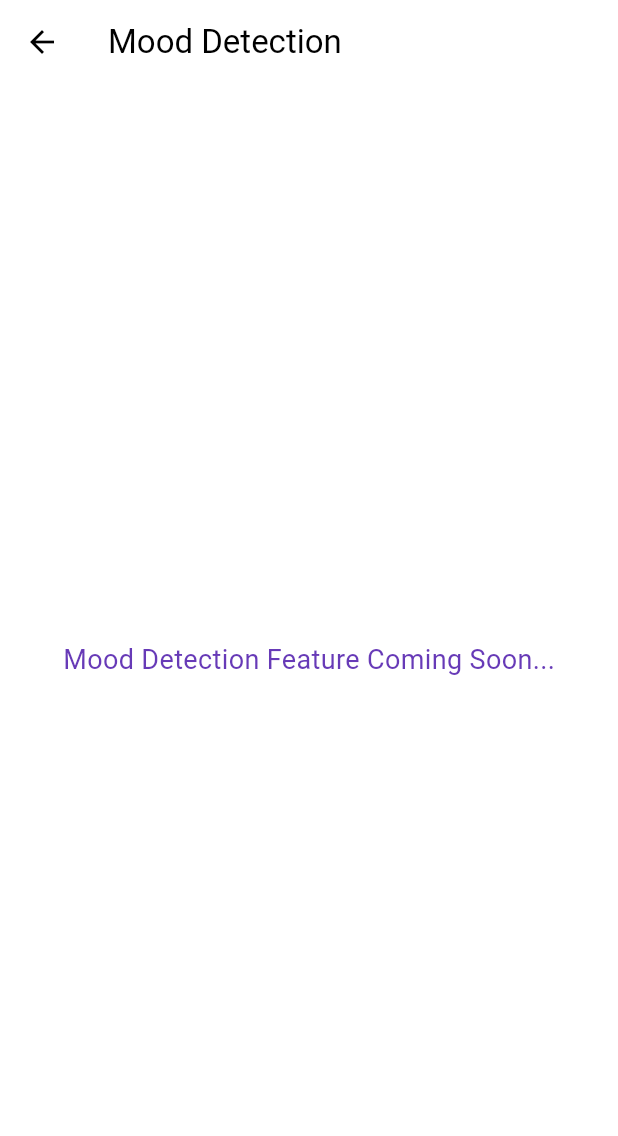
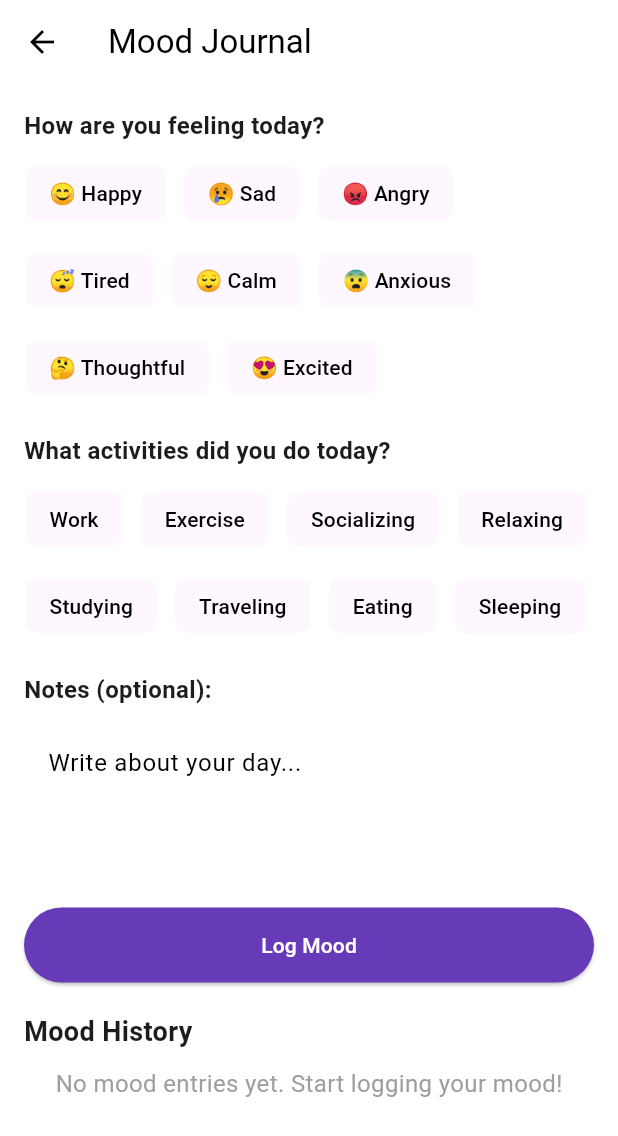
Before and after one commit to Benson-62/aidoc, a Flutter app: the MoodDetectionPage screen opened directly, on a phone screen of 412 x 824 dp. Shown: the top 1136 px of the screen. Run offline on Flutter 3.47's test engine with Material 3 defaults, Android fonts, the phone set to English and light mode, and no system bars; our stand-ins replace image_picker, table_calendar; missing offline and left inert: dialog_flowtter.

Commit message:
Mood detection

```diff
--- a/flutter-dialogflow-master/flutter-dialogflow-master/lib/main.dart
+++ b/flutter-dialogflow-master/flutter-dialogflow-master/lib/main.dart
@@ -1554,14 +1554,212 @@ class DiseaseDiagnosisPage extends StatelessWidget {
 }
 
 // Mood Detection Page (unchanged)
-class MoodDetectionPage extends StatelessWidget {
+class MoodDetectionPage extends StatefulWidget {
+  @override
+  _MoodDetectionPageState createState() => _MoodDetectionPageState();
+}
+
+class _MoodDetectionPageState extends State<MoodDetectionPage> {
+  final List<String> _moodOptions = [
+    '😊 Happy',
+    '😢 Sad',
+    '😡 Angry',
+    '😴 Tired',
+    '😌 Calm',
+    '😨 Anxious',
+    '🤔 Thoughtful',
+    '😍 Excited',
+  ];
+
+  final List<String> _activities = [
+    'Work',
+    'Exercise',
+    'Socializing',
+    'Relaxing',
+    'Studying',
+    'Traveling',
+    'Eating',
+    'Sleeping',
+  ];
+
+  String? _selectedMood;
+  final List<String> _selectedActivities = [];
+  final TextEditingController _notesController = TextEditingController();
+  final Map<DateTime, Map<String, dynamic>> _moodEntries = {};
+
+  void _logMood() async {
+    if (_selectedMood == null) {
+      ScaffoldMessenger.of(context).showSnackBar(
+        SnackBar(content: Text("Please select a mood before saving.")),
+      );
+      return;
+    }
+
+    final DateTime now = DateTime.now();
+    setState(() {
+      _moodEntries[now] = {
+        'mood': _selectedMood,
+        'activities': List.from(_selectedActivities),
+        'notes': _notesController.text,
+      };
+    });
+
+    // Clear the form after logging
+    _selectedMood = null;
+    _selectedActivities.clear();
+    _notesController.clear();
+
+    ScaffoldMessenger.of(context).showSnackBar(
+      SnackBar(content: Text("Mood logged successfully!")),
+    );
+  }
+
+  Widget _buildMoodSelector() {
+    return Column(
+      crossAxisAlignment: CrossAxisAlignment.start,
+      children: [
+        Text("How are you feeling today?",
+            style: TextStyle(fontSize: 16, fontWeight: FontWeight.bold)),
+        SizedBox(height: 10),
+        Wrap(
+          spacing: 10,
+          runSpacing: 10,
+          children: _moodOptions
+              .map((mood) => ChoiceChip(
+                    label: Text(mood),
+                    selected: _selectedMood == mood,
+                    onSelected: (selected) {
+                      setState(() {
+                        _selectedMood = selected ? mood : null;
+                      });
+                    },
+                  ))
+              .toList(),
+        ),
+      ],
+    );
+  }
+
+  Widget _buildActivitySelector() {
+    return Column(
+      crossAxisAlignment: CrossAxisAlignment.start,
+      children: [
+        Text("What activities did you do today?",
+            style: TextStyle(fontSize: 16, fontWeight: FontWeight.bold)),
+        SizedBox(height: 10),
+        Wrap(
+          spacing: 10,
+          runSpacing: 10,
+          children: _activities
+              .map((activity) => FilterChip(
+                    label: Text(activity),
+                    selected: _selectedActivities.contains(activity),
+                    onSelected: (selected) {
+                      setState(() {
+                        if (selected) {
+                          _selectedActivities.add(activity);
+                        } else {
+                          _selectedActivities.remove(activity);
+                        }
+                      });
+                    },
+                  ))
+              .toList(),
+        ),
+      ],
+    );
+  }
+
+  Widget _buildNotesField() {
+    return Column(
+      crossAxisAlignment: CrossAxisAlignment.start,
+      children: [
+        Text("Notes (optional):",
+            style: TextStyle(fontSize: 16, fontWeight: FontWeight.bold)),
+        SizedBox(height: 10),
+        TextField(
+          controller: _notesController,
+          decoration: InputDecoration(
+            hintText: "Write about your day...",
+            border: OutlineInputBorder(),
+          ),
+          maxLines: 3,
+        ),
+      ],
+    );
+  }
+
+  Widget _buildMoodLogs() {
+    if (_moodEntries.isEmpty) {
+      return Center(
+        child: Text("No mood entries yet. Start logging your mood!",
+            style: TextStyle(fontSize: 16, color: Colors.grey)),
+      );
+    }
+
+    return ListView.builder(
+      shrinkWrap: true,
+      physics: NeverScrollableScrollPhysics(),
+      itemCount: _moodEntries.length,
+      itemBuilder: (context, index) {
+        final entry = _moodEntries.entries.toList()[index];
+        final date = entry.key;
+        final data = entry.value;
+
+        return Card(
+          margin: EdgeInsets.symmetric(vertical: 5),
+          child: ListTile(
+            title: Text(data['mood'] ?? ''),
+            subtitle: Column(
+              crossAxisAlignment: CrossAxisAlignment.start,
+              children: [
+                if (data['activities'] != null && data['activities'].isNotEmpty)
+                  Text("Activities: ${data['activities'].join(', ')}"),
+                if (data['notes'] != null && data['notes'].isNotEmpty)
+                  Text("Notes: ${data['notes']}"),
+              ],
+            ),
+            trailing: Text(
+              "${date.day}/${date.month}/${date.year}",
+              style: TextStyle(color: Colors.grey),
+            ),
+          ),
+        );
+      },
+    );
+  }
+
   @override
   Widget build(BuildContext context) {
     return Scaffold(
-      appBar: AppBar(title: Text("Mood Detection")),
-      body: Center(
-        child: Text("Mood Detection Feature Coming Soon...",
-            style: TextStyle(fontSize: 18, color: Colors.deepPurple)),
+      appBar: AppBar(title: Text("Mood Journal")),
+      body: SingleChildScrollView(
+        padding: EdgeInsets.all(16),
+        child: Column(
+          crossAxisAlignment: CrossAxisAlignment.stretch,
+          children: [
+            _buildMoodSelector(),
+            SizedBox(height: 20),
+            _buildActivitySelector(),
+            SizedBox(height: 20),
+            _buildNotesField(),
+            SizedBox(height: 20),
+            ElevatedButton(
+              onPressed: _logMood,
+              child: Text("Log Mood"),
+              style: ElevatedButton.styleFrom(
+                padding: EdgeInsets.symmetric(vertical: 15),
+                backgroundColor: Colors.deepPurple,
+                foregroundColor: Colors.white,
+              ),
+            ),
+            SizedBox(height: 20),
+            Text("Mood History",
+                style: TextStyle(fontSize: 18, fontWeight: FontWeight.bold)),
+            SizedBox(height: 10),
+            _buildMoodLogs(),
+          ],
+        ),
       ),
     );
   }
```
